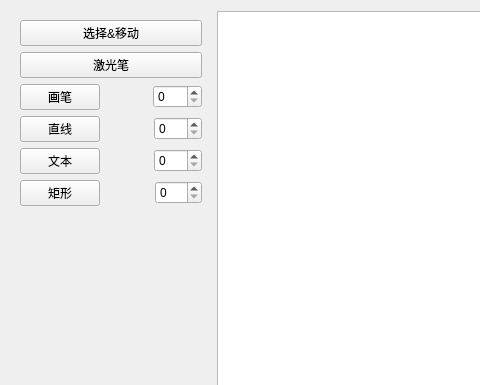
gimhol/qt_blackboard, file BlackboardTestWindow.ui: the form before one commit; both pictures show x 0 to 480 and y 0 to 385 of the 800 by 800 pixel window.
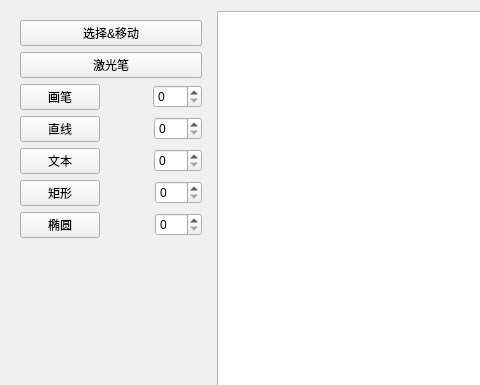
The form after the commit. Custom widgets are drawn as their Qt base class.

```diff
--- a/BlackboardTestWindow.ui
+++ b/BlackboardTestWindow.ui
@@ -248,6 +248,64 @@
         </layout>
        </widget>
       </item>
+      <item>
+       <widget class="QWidget" name="widget_3" native="true">
+        <layout class="QHBoxLayout" name="horizontalLayout_6">
+         <property name="spacing">
+          <number>3</number>
+         </property>
+         <property name="leftMargin">
+          <number>0</number>
+         </property>
+         <property name="topMargin">
+          <number>0</number>
+         </property>
+         <property name="rightMargin">
+          <number>0</number>
+         </property>
+         <property name="bottomMargin">
+          <number>0</number>
+         </property>
+         <item>
+          <widget class="QPushButton" name="ellipse">
+           <property name="text">
+            <string>椭圆</string>
+           </property>
+           <property name="checkable">
+            <bool>true</bool>
+           </property>
+          </widget>
+         </item>
+         <item>
+          <widget class="ColorDisplayer" name="ellipsePenColor" native="true">
+           <property name="minimumSize">
+            <size>
+             <width>23</width>
+             <height>23</height>
+            </size>
+           </property>
+          </widget>
+         </item>
+         <item>
+          <widget class="ColorDisplayer" name="ellipseBrushColor" native="true">
+           <property name="minimumSize">
+            <size>
+             <width>23</width>
+             <height>23</height>
+            </size>
+           </property>
+          </widget>
+         </item>
+         <item>
+          <widget class="QSpinBox" name="ellipseWeight">
+           <property name="maximum">
+            <number>100</number>
+           </property>
+          </widget>
+         </item>
+        </layout>
+       </widget>
+      </item>
       <item>
        <spacer name="verticalSpacer">
         <property name="orientation">
```
